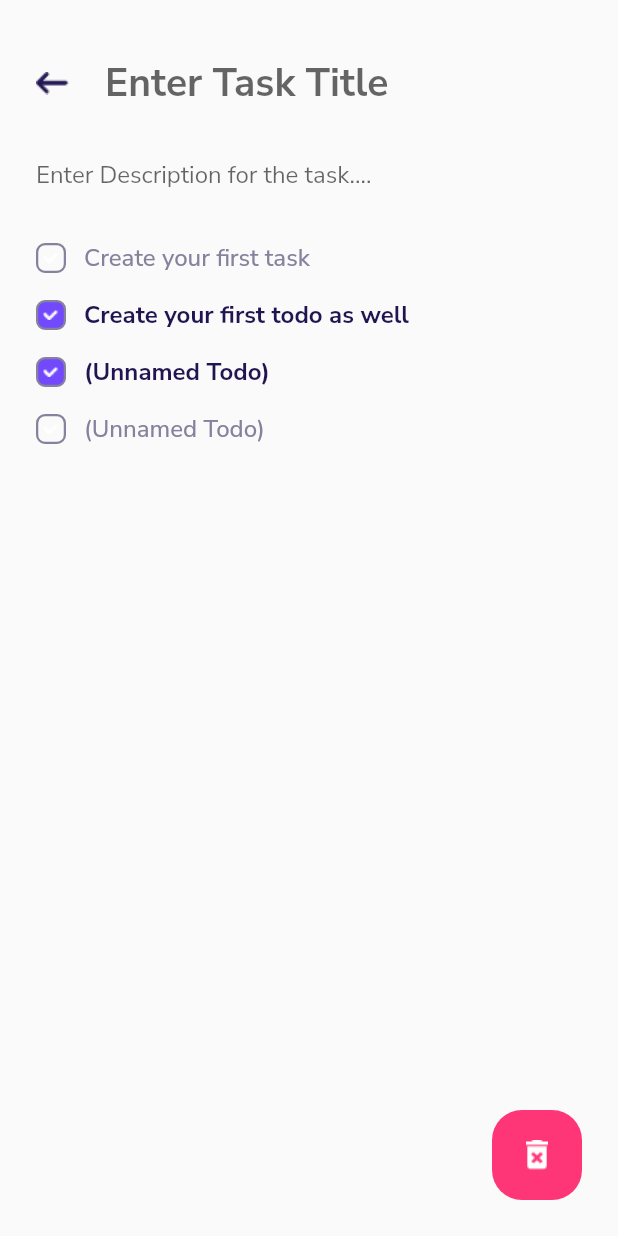
After one commit to gunhokim-me/Flutter_TodoList, a Flutter app: the TaskPage screen opened directly, on a phone screen of 412 x 824 dp. The commit adds this screen. Run offline on Flutter 3.47's test engine with Material 2 defaults, Android fonts, the light colour scheme and no system bars; our stand-ins replace google_fonts.

Commit message:
Add taskPage

```diff
--- /dev/null
+++ b/lib/screen/taskpage.dart
@@ -0,0 +1,121 @@
+import 'package:flutter/material.dart';
+import 'package:flutter_todo/widgets.dart';
+
+class TaskPage extends StatefulWidget {
+  const TaskPage({Key? key}) : super(key: key);
+
+  @override
+  _TaskPageState createState() => _TaskPageState();
+}
+
+class _TaskPageState extends State<TaskPage> {
+  @override
+  Widget build(BuildContext context) {
+    return Scaffold(
+      body: SafeArea(
+        child: Container(
+          child: Stack(
+            children: [
+              Column(
+                crossAxisAlignment: CrossAxisAlignment.start,
+                children: [
+                  Padding(
+                    padding: EdgeInsets.only(
+                      top: 24.0,
+                      bottom: 6.0,
+                    ),
+                    child: Row(
+                      children: [
+                        InkWell(
+                          onTap: () {
+                            Navigator.pop(context);
+                          },
+                          child: Padding(
+                            padding: const EdgeInsets.all(24.0),
+                            child: Image(
+                              image: AssetImage(
+                                "assets/images/back_arrow_icon.png"
+                              ),
+                            ),
+                          ),
+                        ),
+                        Expanded(
+                            child: TextField(
+                              decoration: InputDecoration(
+                                hintText: "Enter Task Title",
+                                border: InputBorder.none,
+                              ),
+                              style: TextStyle(
+                                fontSize: 26.0,
+                                fontWeight: FontWeight.bold,
+                                color: Color(0xFF211551),
+                              ),
+                            ),
+                        )
+                      ],
+                    ),
+                  ),
+                  Padding(
+                    padding: EdgeInsets.only(
+                      bottom: 12.0,
+                    ),
+                    child: TextField(
+                      decoration: InputDecoration(
+                        hintText: "Enter Description for the task....",
+                        border: InputBorder.none,
+                        contentPadding: EdgeInsets.symmetric(
+                          horizontal: 24.0
+                        )
+                      ),
+                    ),
+                  ),
+                  TodoWidget(
+                    text: "Create your first task",
+                    isDone: false,
+                  ),
+                  TodoWidget(
+                    text: "Create your first todo as well",
+                    isDone: true,
+                  ),
+                  TodoWidget(
+                    isDone: true,
+                  ),
+                  TodoWidget(
+                    isDone: false,
+                  ),
+                ],
+              ),
+              Positioned(
+                bottom: 24.0,
+                right: 24.0,
+                child: GestureDetector(
+                  onTap: () {
+                    Navigator.push(
+                      context,
+                      MaterialPageRoute(
+                          builder: (context) => TaskPage()
+                      ),
+                    );
+                  },
+                  child: Container(
+                    width: 60.0,
+                    height: 60.0,
+                    decoration: BoxDecoration(
+                        color: Color(0xFFFE3577),
+                        borderRadius: BorderRadius.circular(20.0)
+                    ),
+                    child: Image(
+                      image: AssetImage(
+                          "assets/images/delete_icon.png"
+                      ),
+                    ),
+                  ),
+                ),
+              )
+            ],
+          ),
+        ),
+      ),
+    );
+  }
+}
--- /dev/null
+++ b/lib/widgets.dart
@@ -0,0 +1,108 @@
+import 'package:flutter/material.dart';
+
+class TaskCardWidget extends StatelessWidget {
+  final String? title;
+  final String? desc;
+  TaskCardWidget({this.title, this.desc});
+
+  @override
+  Widget build(BuildContext context) {
+    return Container(
+      width: double.infinity,
+      padding: EdgeInsets.symmetric(
+        vertical: 32.0,
+        horizontal: 24.0
+      ),
+      margin: EdgeInsets.only(
+        bottom: 20.0,
+      ),
+      decoration: BoxDecoration(
+        color: Colors.white,
+        borderRadius: BorderRadius.circular(20.0)
+      ),
+      child: Column(
+        crossAxisAlignment: CrossAxisAlignment.start,
+        children: [
+          Text(
+            title ?? "(Unnamed Task)",
+            style: TextStyle(
+              color: Color(0xFF211551),
+              fontSize: 22.0,
+              fontWeight: FontWeight.bold
+            )
+          ),
+          Padding(
+            padding: EdgeInsets.only(
+                top: 15.0
+            ),
+            child: Text(
+              desc ?? "No Description Added",
+              style: TextStyle(
+                fontSize: 16.0,
+                color: Color(0xFF86829D),
+                height: 1.5,
+              ),
+            ),
+          )
+        ],
+      ),
+    );
+  }
+}
+
+class TodoWidget extends StatelessWidget {
+  final String? text;
+  final bool? isDone;
+
+  TodoWidget({this.text, this.isDone});
+
+  @override
+  Widget build(BuildContext context) {
+    return Container(
+      padding: EdgeInsets.symmetric(
+        horizontal: 24.0,
+        vertical: 8.0,
+      ),
+      child: Row(
+        children: [
+          Container(
+            width: 20.0,
+            height: 20.0,
+            margin: EdgeInsets.only(
+              right: 12.0,
+            ),
+            decoration: BoxDecoration(
+              color: (isDone != null) && isDone == true ? Color(0xFF7349FE) : Colors.transparent,
+              borderRadius: BorderRadius.circular(6.0),
+              border: (isDone == null) ? null : Border.all(
+                color: Color(0xFF86829D),
+                width: 1.5
+              )
+            ),
+            child: Image(
+                image: AssetImage(
+                    "assets/images/check_icon.png"
+                ),
+            ),
+          ),
+          Text(
+            text  ?? "(Unnamed Todo)",
+            style: TextStyle(
+              color: (isDone != null) && isDone == true ? Color(0xFF211551) : Color(0xFF86829D),
+              fontSize: 16.0,
+              fontWeight: (isDone != null) && isDone == true ? FontWeight.bold : FontWeight.w500,
+            ),
+          ),
+        ],
+      ),
+    );
+  }
+}
+
+class NoScrollBehavior extends ScrollBehavior {
+  @override
+  Widget buildViewportChrome(
+      BuildContext context, Widget child, AxisDirection axisDirection) {
+    return child;
+  }
+}
```
Also changed, not shown: lib/screen/homepage.dart (+32 -4 lines), lib/screen/widgets.dart (deleted, +0 -51 lines).
